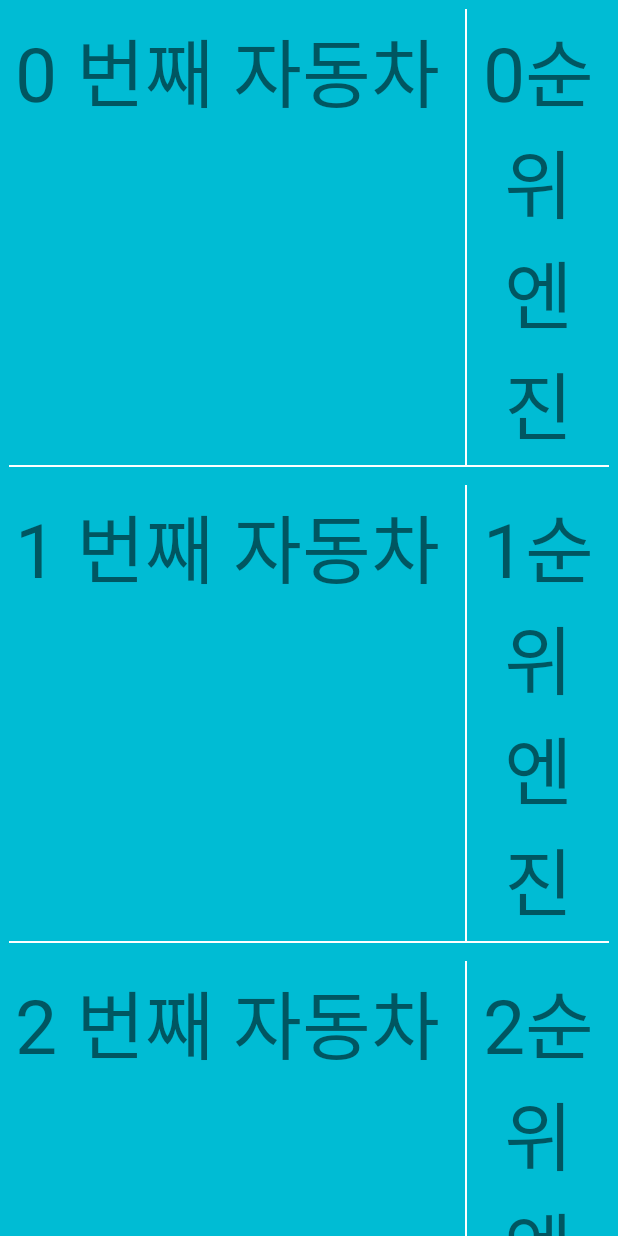
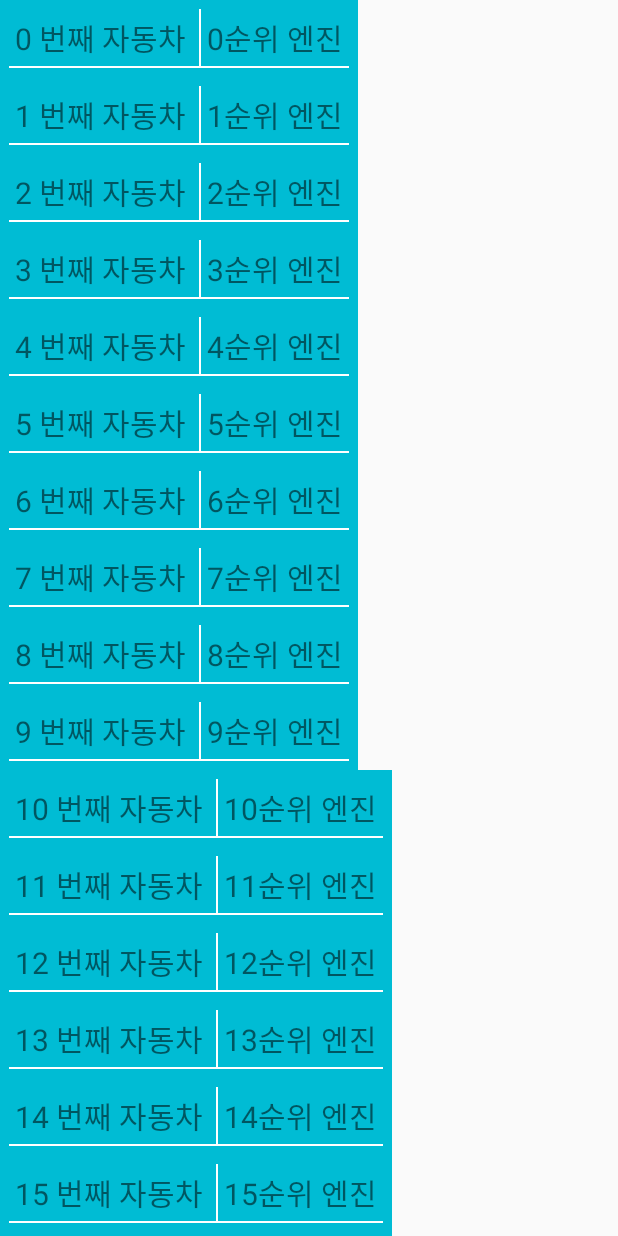
Before and after one commit to kimjiho1125/Android_Studio, an Android app: the screen it shows after launch (RecyclerViewActivity), on a phone screen of 412 x 824 dp. Run offline under Robolectric (Android 15) with nearby library versions, the phone set to English and light mode, and no system bars.

Commit message:
RecyclerView 실습(2)

```diff
--- a/app/src/main/java/com/example/myapplication/RecyclerViewActivity.kt
+++ b/app/src/main/java/com/example/myapplication/RecyclerViewActivity.kt
@@ -2,11 +2,13 @@ package com.example.myapplication
 
 import androidx.appcompat.app.AppCompatActivity
 import android.os.Bundle
+import android.util.Log
 import android.view.LayoutInflater
 import android.view.View
 import android.view.ViewGroup
 import android.widget.LinearLayout
 import android.widget.TextView
+import androidx.recyclerview.widget.GridLayoutManager
 import androidx.recyclerview.widget.LinearLayoutManager
 import androidx.recyclerview.widget.RecyclerView
 import kotlinx.android.synthetic.main.activity_recycler_view.*
@@ -23,6 +25,7 @@ class RecyclerViewActivity : AppCompatActivity() {
         val adapter = RecyclerViewAdapter(carList, LayoutInflater.from(this@RecyclerViewActivity))
         recycler_view.adapter = adapter
         recycler_view.layoutManager = LinearLayoutManager(this@RecyclerViewActivity)
+        //recycler_view.layoutManager = GridLayoutManager(this@RecyclerViewActivity,2)
     }
 }
 
@@ -31,12 +34,17 @@ class RecyclerViewAdapter(
     val inflater : LayoutInflater
 ) : RecyclerView.Adapter<RecyclerViewAdapter.ViewHolder>(){
 
-    class ViewHolder(itemView: View): RecyclerView.ViewHolder(itemView){
+    inner class ViewHolder(itemView: View): RecyclerView.ViewHolder(itemView){
         val carName : TextView
         val carEngine : TextView
         init{
             carName = itemView.findViewById(R.id.car_name)
             carEngine = itemView.findViewById(R.id.car_engine)
+            itemView.setOnClickListener {
+                val position = bindingAdapterPosition
+                val engineName = itemList.get(position).engine
+                Log.d("engine", engineName)
+            }
         }
     }
 
--- a/app/src/main/res/layout/item_view.xml
+++ b/app/src/main/res/layout/item_view.xml
@@ -3,12 +3,12 @@
     android:orientation="vertical"
     android:background="#00BCD4"
     android:padding="6dp"
-    android:layout_width="match_parent"
+    android:layout_width="wrap_content"
     android:layout_height="wrap_content">
 
     <LinearLayout
-        android:layout_width="match_parent"
-        android:layout_height="match_parent"
+        android:layout_width="wrap_content"
+        android:layout_height="wrap_content"
         android:orientation="horizontal">
 
         <TextView
@@ -16,7 +16,7 @@
             android:layout_width="wrap_content"
             android:gravity="center"
             android:padding="4dp"
-            android:textSize="50dp"
+            android:textSize="20dp"
             android:layout_height="wrap_content"/>
 
         <TextView
@@ -27,9 +27,9 @@
         <TextView
             android:id="@+id/car_engine"
             android:gravity="center"
-            android:textSize="50dp"
+            android:textSize="20dp"
             android:padding="4dp"
-            android:layout_width="match_parent"
+            android:layout_width="wrap_content"
             android:layout_height="wrap_content"/>
 
     </LinearLayout>
--- a/build.gradle
+++ b/build.gradle
@@ -7,7 +7,7 @@ buildscript {
         maven { url 'https://maven.google.com' }
     }
     dependencies {
-        classpath 'com.android.tools.build:gradle:7.1.1'
+        classpath 'com.android.tools.build:gradle:7.1.2'
         classpath "org.jetbrains.kotlin:kotlin-gradle-plugin:1.6.10"
         // NOTE: Do not place your application dependencies here; they belong
         // in the individual module build.gradle files
```
